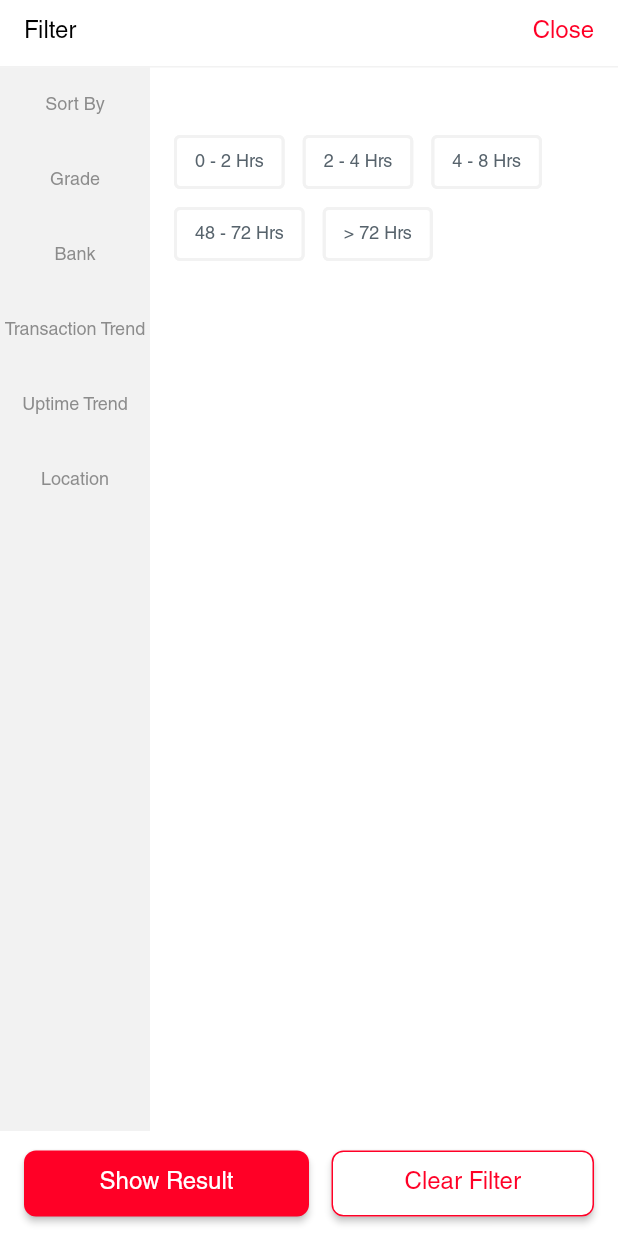
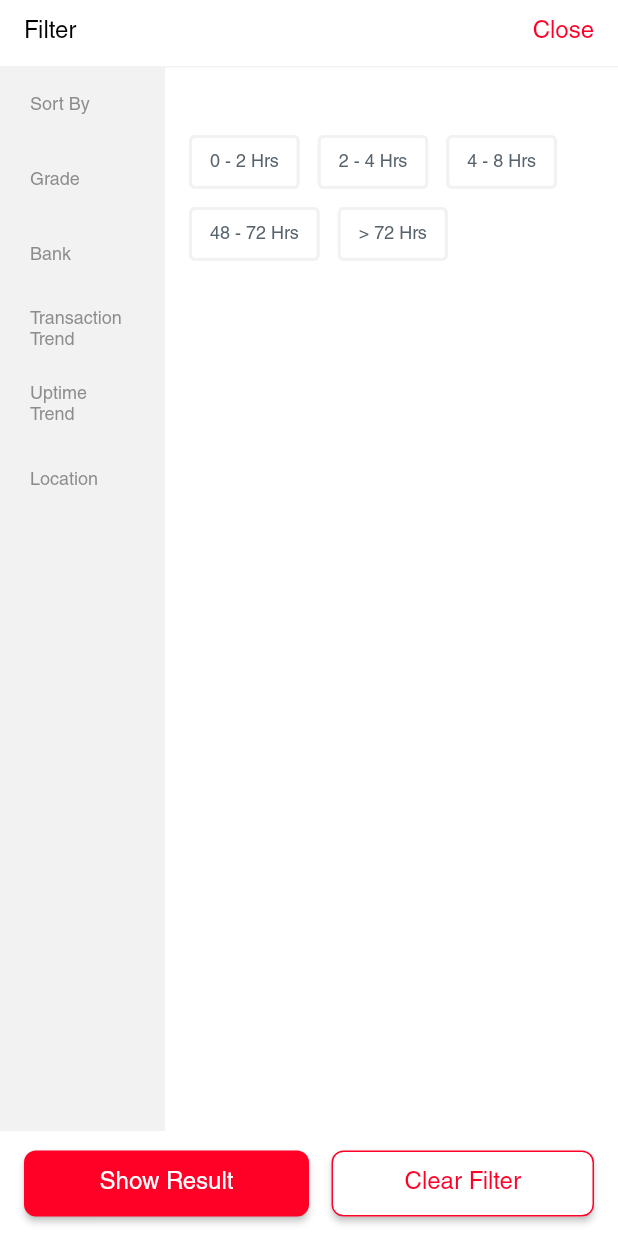
Before and after one commit to lovleshbuildint/atmceo_v2, a Flutter app: the AllATMFilterWidget widget shown alone on an empty page, opened directly, on a phone screen of 412 x 824 dp. Run offline on Flutter 3.47's test engine with Material 2 defaults, Android fonts, the phone set to English and light mode, and no system bars; drawn by our look-alikes of auto_size_text; our stand-ins replace csv, easy_debounce, equatable, flutter_secure_storage, flutter_spinkit, font_awesome_flutter and 9 more; missing offline and left inert: aligned_tooltip, json_path, mime_type, no_screenshot; accounts and stored records are empty.

Commit message:
Updating to latest FlutterFlow output.

```diff
--- a/lib/pages/all_a_t_m_filter/all_a_t_m_filter_widget.dart
+++ b/lib/pages/all_a_t_m_filter/all_a_t_m_filter_widget.dart
@@ -136,7 +136,7 @@ class _AllATMFilterWidgetState extends State<AllATMFilterWidget> {
                   crossAxisAlignment: CrossAxisAlignment.start,
                   children: [
                     Container(
-                      width: 100.0,
+                      width: 110.0,
                       height: MediaQuery.sizeOf(context).height * 1.0,
                       decoration: BoxDecoration(
                         color: Color(0xFFF2F2F2),
@@ -175,7 +175,10 @@ class _AllATMFilterWidgetState extends State<AllATMFilterWidget> {
                                     ? Colors.white
                                     : Color(0xFFF2F2F2),
                               ),
-                              alignment: AlignmentDirectional(0.00, 0.00),
+                              alignment: AlignmentDirectional(-1.00, 0.00),
+                              child: Padding(
+                                padding: EdgeInsetsDirectional.fromSTEB(
+                                    20.0, 0.0, 0.0, 0.0),
                                 child: Text(
                                   'Sort By',
                                   textAlign: TextAlign.center,
@@ -189,6 +192,7 @@ class _AllATMFilterWidgetState extends State<AllATMFilterWidget> {
                                             .containsKey(
                                                 FlutterFlowTheme.of(context)
                                                     .bodyMediumFamily),
+                                      ),
                                 ),
                               ),
                             ),
@@ -223,7 +227,10 @@ class _AllATMFilterWidgetState extends State<AllATMFilterWidget> {
                                     ? Colors.white
                                     : Color(0xFFF2F2F2),
                               ),
-                              alignment: AlignmentDirectional(0.00, 0.00),
+                              alignment: AlignmentDirectional(-1.00, 0.00),
+                              child: Padding(
+                                padding: EdgeInsetsDirectional.fromSTEB(
+                                    20.0, 0.0, 0.0, 0.0),
                                 child: Text(
                                   'Grade',
                                   textAlign: TextAlign.center,
@@ -237,6 +244,7 @@ class _AllATMFilterWidgetState extends State<AllATMFilterWidget> {
                                             .containsKey(
                                                 FlutterFlowTheme.of(context)
                                                     .bodyMediumFamily),
+                                      ),
                                 ),
                               ),
                             ),
@@ -271,7 +279,10 @@ class _AllATMFilterWidgetState extends State<AllATMFilterWidget> {
                                     ? Colors.white
                                     : Color(0xFFF2F2F2),
                               ),
-                              alignment: AlignmentDirectional(0.00, 0.00),
+                              alignment: AlignmentDirectional(-1.00, 0.00),
+                              child: Padding(
+                                padding: EdgeInsetsDirectional.fromSTEB(
+                                    20.0, 0.0, 0.0, 0.0),
                                 child: Text(
                                   'Bank',
                                   textAlign: TextAlign.center,
@@ -285,6 +296,7 @@ class _AllATMFilterWidgetState extends State<AllATMFilterWidget> {
                                             .containsKey(
                                                 FlutterFlowTheme.of(context)
                                                     .bodyMediumFamily),
+                                      ),
                                 ),
                               ),
                             ),
@@ -319,10 +331,13 @@ class _AllATMFilterWidgetState extends State<AllATMFilterWidget> {
                                     ? Colors.white
                                     : Color(0xFFF2F2F2),
                               ),
-                              alignment: AlignmentDirectional(0.00, 0.00),
+                              alignment: AlignmentDirectional(-1.00, 0.00),
+                              child: Padding(
+                                padding: EdgeInsetsDirectional.fromSTEB(
+                                    20.0, 0.0, 0.0, 0.0),
                                 child: Text(
                                   'Transaction Trend',
-                                textAlign: TextAlign.center,
+                                  textAlign: TextAlign.start,
                                   style: FlutterFlowTheme.of(context)
                                       .bodyMedium
                                       .override(
@@ -333,6 +348,7 @@ class _AllATMFilterWidgetState extends State<AllATMFilterWidget> {
                                             .containsKey(
                                                 FlutterFlowTheme.of(context)
                                                     .bodyMediumFamily),
+                                      ),
                                 ),
                               ),
                             ),
@@ -367,10 +383,13 @@ class _AllATMFilterWidgetState extends State<AllATMFilterWidget> {
                                     ? Colors.white
                                     : Color(0xFFF2F2F2),
                               ),
-                              alignment: AlignmentDirectional(0.00, 0.00),
+                              alignment: AlignmentDirectional(-1.00, 0.00),
+                              child: Padding(
+                                padding: EdgeInsetsDirectional.fromSTEB(
+                                    20.0, 0.0, 0.0, 0.0),
                                 child: Text(
-                                'Uptime Trend',
-                                textAlign: TextAlign.center,
+                                  'Uptime\nTrend',
+                                  textAlign: TextAlign.start,
                                   style: FlutterFlowTheme.of(context)
                                       .bodyMedium
                                       .override(
@@ -381,6 +400,7 @@ class _AllATMFilterWidgetState extends State<AllATMFilterWidget> {
                                             .containsKey(
                                                 FlutterFlowTheme.of(context)
                                                     .bodyMediumFamily),
+                                      ),
                                 ),
                               ),
                             ),
@@ -415,10 +435,13 @@ class _AllATMFilterWidgetState extends State<AllATMFilterWidget> {
                                     ? Colors.white
                                     : Color(0xFFF2F2F2),
                               ),
-                              alignment: AlignmentDirectional(0.00, 0.00),
+                              alignment: AlignmentDirectional(-1.00, 0.00),
+                              child: Padding(
+                                padding: EdgeInsetsDirectional.fromSTEB(
+                                    20.0, 0.0, 0.0, 0.0),
                                 child: Text(
                                   'Location',
-                                textAlign: TextAlign.center,
+                                  textAlign: TextAlign.start,
                                   style: FlutterFlowTheme.of(context)
                                       .bodyMedium
                                       .override(
@@ -433,6 +456,7 @@ class _AllATMFilterWidgetState extends State<AllATMFilterWidget> {
                                 ),
                               ),
                             ),
+                          ),
                         ],
                       ),
                     ),
@@ -443,7 +467,7 @@ class _AllATMFilterWidgetState extends State<AllATMFilterWidget> {
                         children: [
                           Padding(
                             padding: EdgeInsetsDirectional.fromSTEB(
-                                16.0, 15.0, 0.0, 0.0),
+                                14.0, 15.0, 0.0, 0.0),
                             child: Text(
                               () {
                                 if (FFAppState().sortByFilterTab) {
```
Also changed, not shown: lib/pages/a_t_mdetails/a_t_mdetails_widget.dart (+39 -42 lines), lib/pages/allatm/allatm_widget.dart (+31 -25 lines), lib/pages/main_screen/main_screen_widget.dart (+14 -6 lines). Lines whose indentation alone changed are shown as unchanged.
